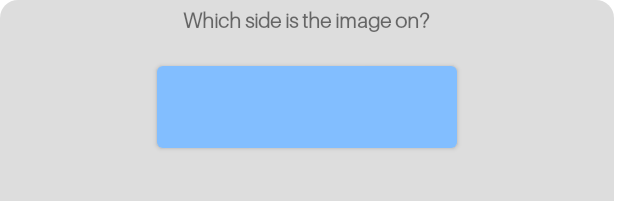
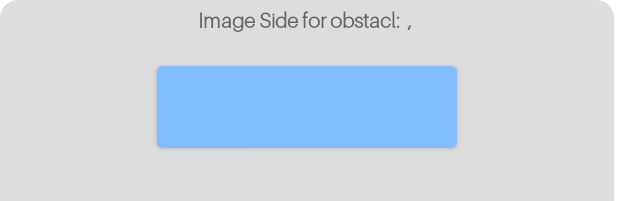
Before and after one commit to geezzzyyy/MDP_Android, an Android app: the layout obstacle_popup_window.xml on its own in the app's theme, with its tools: preview values and no code run, on a phone screen of 412 x 824 dp. Shown: the top 201 px of the screen. Run offline under Robolectric (Android 15) with nearby library versions, the light colour scheme and no system bars.

Commit message:
UI and message format

```diff
--- a/app/src/main/res/layout/obstacle_popup_window.xml
+++ b/app/src/main/res/layout/obstacle_popup_window.xml
@@ -6,13 +6,49 @@
     xmlns:app="http://schemas.android.com/apk/res-auto"
     android:background="@drawable/grey_box">
 
-    <TextView
+
+
+    <LinearLayout
         android:layout_width="wrap_content"
         android:layout_height="wrap_content"
         android:layout_centerHorizontal="true"
-        android:text="Which side is the image on?"
-        android:fontFamily="@font/aileron_light"
-        android:textStyle="bold" />
+        android:orientation="horizontal">
+
+        <TextView
+            android:layout_width="wrap_content"
+            android:layout_height="wrap_content"
+            android:layout_centerHorizontal="true"
+            android:text="Image Side for obstacl: "
+            android:fontFamily="@font/aileron_light"
+            android:textStyle="bold" />
+
+            <TextView
+                android:id="@+id/obstacleXCoordinate"
+                android:layout_width="wrap_content"
+                android:layout_height="wrap_content"
+                android:layout_centerInParent="true"
+                android:fontFamily="@font/aileron_light"
+                android:textStyle="bold"  />
+
+        <TextView
+            android:layout_width="wrap_content"
+            android:layout_height="wrap_content"
+            android:layout_centerHorizontal="true"
+            android:text=" , "
+            android:fontFamily="@font/aileron_light"
+            android:textStyle="bold" />
+
+
+            <TextView
+                android:id="@+id/obstacleYCoordinate"
+                android:layout_width="wrap_content"
+                android:layout_height="wrap_content"
+                android:layout_centerInParent="true"
+                android:fontFamily="@font/aileron_light"
+                android:textStyle="bold"  />
+
+
+    </LinearLayout>
 
     <androidx.constraintlayout.widget.ConstraintLayout
         android:layout_width="600px"
```
Also changed, not shown: app/src/main/java/com/example/mdp_android/MainActivity.java (+10 -0 lines), app/src/main/java/com/example/mdp_android/bluetooth/BluetoothFrag.java (+74 -6 lines).
